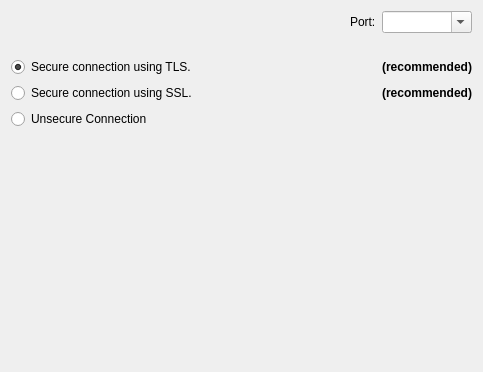
This is vms/client/nx_vms_client_desktop/src/ui/widgets/system_settings/smtp/smtp_advanced_settings_widget.ui in networkoptix/nx_open as Qt 5 draws it before an edit. The edited form follows.
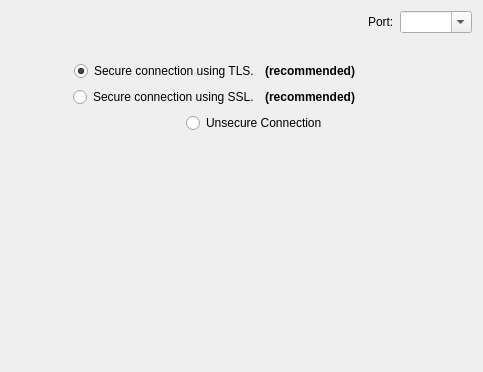
This is the edited form. Custom widgets are drawn as their Qt base class.

Commit message:
VMS-35151, VMS-35139: Fix password input and inconsistent behavior cases in the email settings dialog (5.0_patch)
Closes VMS-35151
Closes VMS-35139

```diff
--- a/vms/client/nx_vms_client_desktop/src/ui/widgets/system_settings/smtp/smtp_advanced_settings_widget.ui
+++ b/vms/client/nx_vms_client_desktop/src/ui/widgets/system_settings/smtp/smtp_advanced_settings_widget.ui
@@ -24,6 +24,33 @@
      </property>
     </widget>
    </item>
+   <item row="6" column="0">
+    <layout class="QHBoxLayout" name="unsecuredRadioButtonLayout">
+     <property name="bottomMargin">
+      <number>4</number>
+     </property>
+     <item>
+      <widget class="QWidget" name="unsecuredRadioButtonAligner" native="true"/>
+     </item>
+     <item>
+      <widget class="QRadioButton" name="unsecuredRadioButton">
+       <property name="text">
+        <string>Unsecure Connection</string>
+       </property>
+      </widget>
+     </item>
+     <item>
+      <spacer name="unsecuredRadioButtonSpacer">
+       <property name="orientation">
+        <enum>Qt::Horizontal</enum>
+       </property>
+      </spacer>
+     </item>
+    </layout>
+   </item>
+   <item row="10" column="0" colspan="3">
+    <widget class="nx::vms::client::desktop::InputField" name="signatureInputField" native="true"/>
+   </item>
    <item row="0" column="2">
     <widget class="QComboBox" name="portComboBox">
      <property name="editable">
@@ -41,6 +68,14 @@
     <widget class="nx::vms::client::desktop::PasswordInputField" name="passwordInputField" native="true"/>
    </item>
    <item row="4" column="0">
+    <layout class="QHBoxLayout" name="tlsRadioButtonLayout">
+     <property name="topMargin">
+      <number>4</number>
+     </property>
+     <item>
+      <widget class="QWidget" name="tlsRadioButtonAligner" native="true"/>
+     </item>
+     <item>
     <widget class="QRadioButton" name="tlsRadioButton">
      <property name="layoutDirection">
       <enum>Qt::LeftToRight</enum>
@@ -53,7 +88,7 @@
      </property>
     </widget>
    </item>
-   <item row="4" column="2">
+     <item>
     <widget class="QLabel" name="tlsRecommendedLabel">
      <property name="font">
       <font>
@@ -72,14 +107,28 @@
      </property>
     </widget>
    </item>
+     <item>
+      <spacer name="tlsRadioButtonSpacer">
+       <property name="orientation">
+        <enum>Qt::Horizontal</enum>
+       </property>
+      </spacer>
+     </item>
+    </layout>
+   </item>
    <item row="5" column="0">
+    <layout class="QHBoxLayout" name="sslRadioButtonLayout">
+     <item>
+      <widget class="QWidget" name="sslRadioButtonAligner" native="true"/>
+     </item>
+     <item>
     <widget class="QRadioButton" name="sslRadioButton">
      <property name="text">
       <string>Secure connection using SSL.</string>
      </property>
     </widget>
    </item>
-   <item row="5" column="2">
+     <item>
     <widget class="QLabel" name="sslRecommendedLabel">
      <property name="font">
       <font>
@@ -98,20 +147,19 @@
      </property>
     </widget>
    </item>
-   <item row="6" column="0">
-    <widget class="QRadioButton" name="unsecuredRadioButton">
-     <property name="text">
-      <string>Unsecure Connection</string>
-     </property>
-    </widget>
-   </item>
-   <item row="7" column="0" colspan="3">
-    <widget class="nx::vms::client::desktop::InputField" name="signatureInputField" native="true"/>
+     <item>
+      <spacer name="sslRadioButtonSpacer">
+       <property name="orientation">
+        <enum>Qt::Horizontal</enum>
+       </property>
+      </spacer>
+     </item>
+    </layout>
    </item>
    <item row="8" column="0" colspan="3">
     <widget class="nx::vms::client::desktop::InputField" name="supportInputField" native="true"/>
    </item>
-   <item row="9" column="0">
+   <item row="12" column="0">
     <spacer name="verticalSpacer">
      <property name="orientation">
       <enum>Qt::Vertical</enum>
```
Left out of the diff: 18 changed lines with no effect on the pictures. Lines whose indentation alone changed are shown as unchanged. The commit also changes 8 other files.
